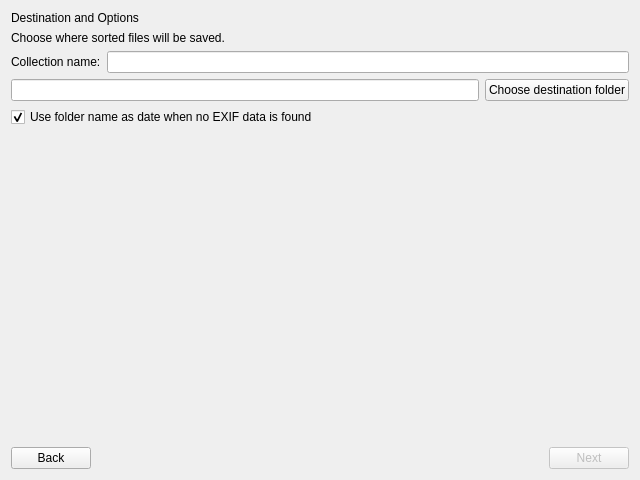
The window that step2_destination.ui (dominikx2002/photo-video-sorter) describes before a commit, drawn with Qt 5.
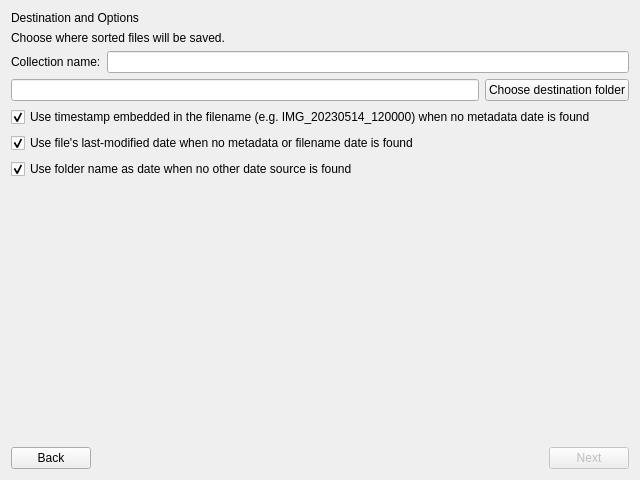
The same window after the commit.

Commit message: Enhance sorting logic and UI with additional date sources and settings

The edit to the form file:
```diff
--- a/step2_destination.ui
+++ b/step2_destination.ui
@@ -60,10 +60,30 @@
      </item>
     </layout>
    </item>
+   <item>
+    <widget class="QCheckBox" name="useFilenameDateCheckbox">
+     <property name="text">
+      <string>Use timestamp embedded in the filename (e.g. IMG_20230514_120000) when no metadata date is found</string>
+     </property>
+     <property name="checked">
+      <bool>true</bool>
+     </property>
+    </widget>
+   </item>
+   <item>
+    <widget class="QCheckBox" name="useMtimeCheckbox">
+     <property name="text">
+      <string>Use file's last-modified date when no metadata or filename date is found</string>
+     </property>
+     <property name="checked">
+      <bool>true</bool>
+     </property>
+    </widget>
+   </item>
    <item>
     <widget class="QCheckBox" name="useFolderDateCheckbox">
      <property name="text">
-      <string>Use folder name as date when no EXIF data is found</string>
+      <string>Use folder name as date when no other date source is found</string>
      </property>
      <property name="checked">
       <bool>true</bool>
```
The commit also changes 15 other files.
